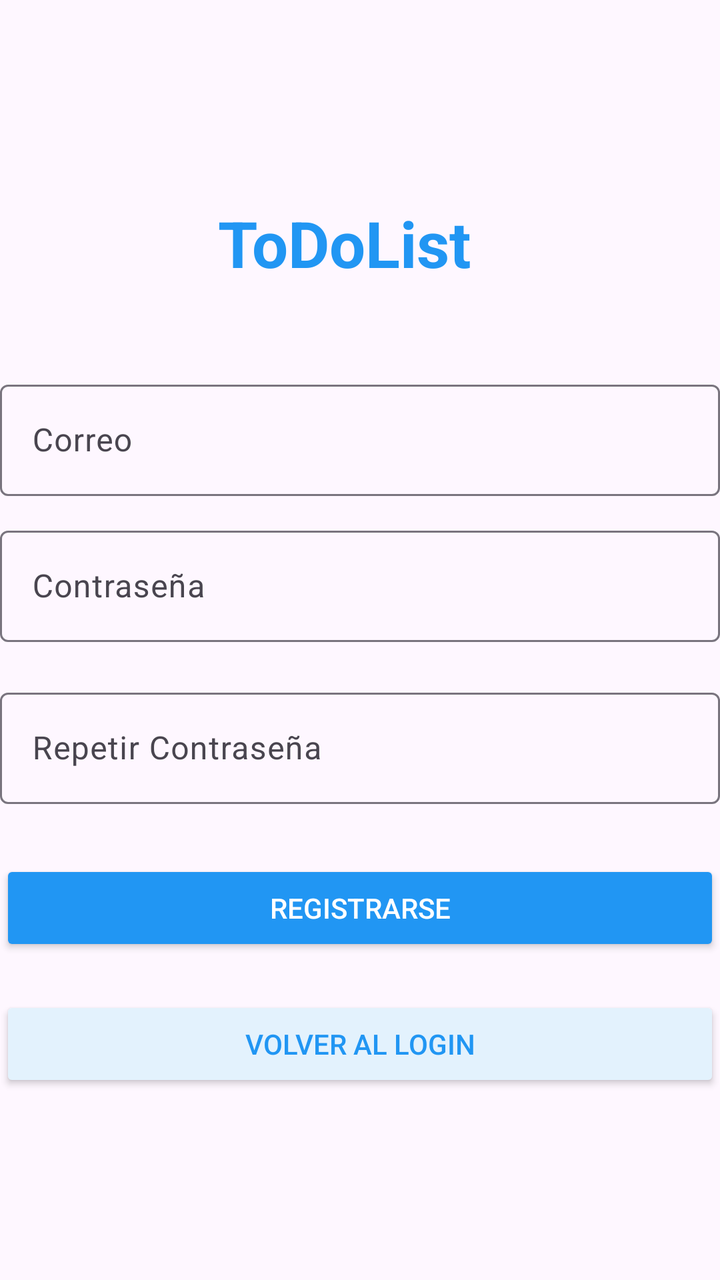
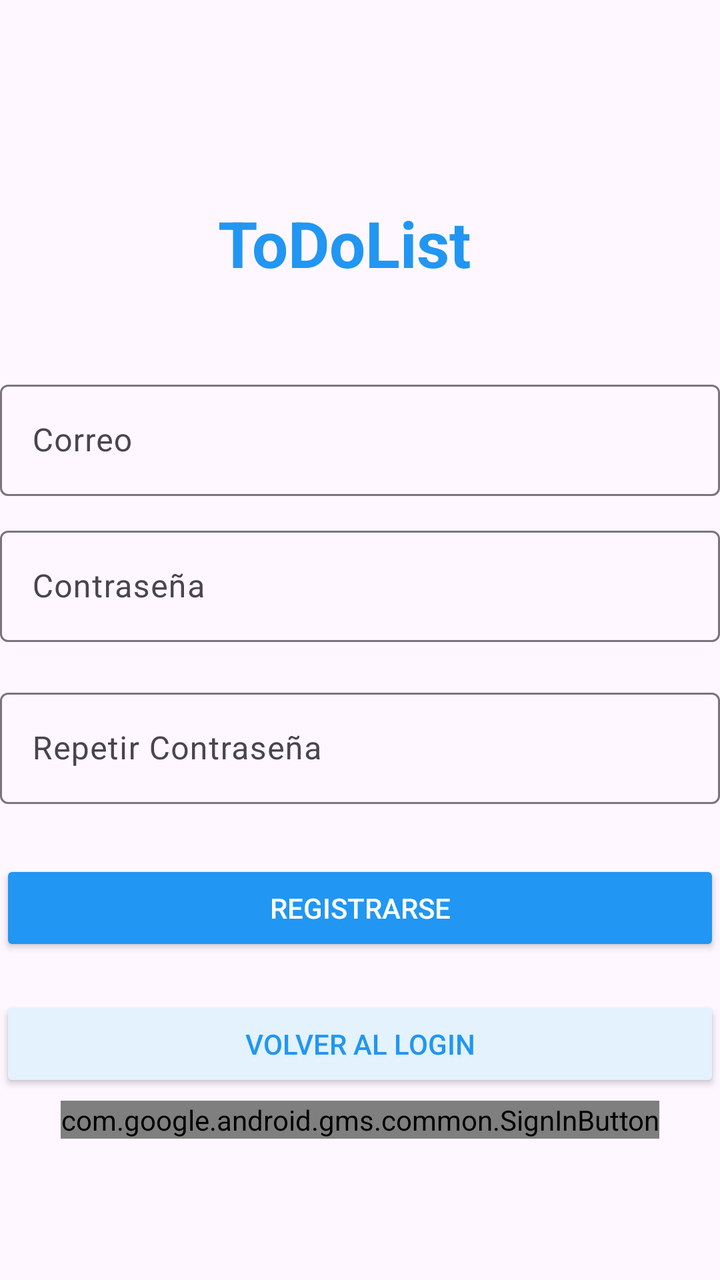

The first picture is an Android layout as it rendered before a commit; the second is the same layout after the commit. The layout source and the unified diff follow.
<!-- AndroidManifest.xml: application theme Theme.ToDoList -->
<!-- res/layout/fragment_register.xml -->
<?xml version="1.0" encoding="utf-8"?>
<androidx.constraintlayout.widget.ConstraintLayout xmlns:android="http://schemas.android.com/apk/res/android"
    xmlns:app="http://schemas.android.com/apk/res-auto"
    xmlns:tools="http://schemas.android.com/tools"
    android:layout_width="match_parent"
    android:layout_height="match_parent"
    tools:context=".Login.RegisterFragment">

    <TextView
        android:id="@+id/titulo"
        android:layout_width="wrap_content"
        android:layout_height="wrap_content"
        android:layout_marginTop="100dp"
        android:text="ToDoList"
        android:textColor="#2196F3"
        android:textSize="32sp"
        android:textStyle="bold"
        app:layout_constraintHorizontal_bias="0.466"
        app:layout_constraintLeft_toLeftOf="parent"
        app:layout_constraintRight_toRightOf="parent"
        app:layout_constraintTop_toTopOf="parent" />

    <com.google.android.material.textfield.TextInputLayout
        android:id="@+id/textInputLayout"
        android:layout_width="match_parent"
        android:layout_height="wrap_content"
        android:layout_marginTop="44dp"
        app:layout_constraintTop_toBottomOf="@id/titulo"
        tools:layout_editor_absoluteX="-9dp">

        <com.google.android.material.textfield.TextInputEditText
            android:id="@+id/correo"
            android:layout_width="match_parent"
            android:layout_height="wrap_content"
            android:hint="Correo"
            android:inputType="text" />
    </com.google.android.material.textfield.TextInputLayout>

    <com.google.android.material.textfield.TextInputLayout
        android:id="@+id/textInputLayout2"
        android:layout_width="match_parent"
        android:layout_height="wrap_content"
        android:layout_marginTop="12dp"
        app:layout_constraintTop_toBottomOf="@+id/textInputLayout"
        tools:layout_editor_absoluteX="-9dp">

        <com.google.android.material.textfield.TextInputEditText
            android:id="@+id/contrasena"
            android:layout_width="match_parent"
            android:layout_height="wrap_content"
            android:hint="Contraseña"
            android:inputType="textPassword" />
    </com.google.android.material.textfield.TextInputLayout>

    <com.google.android.material.textfield.TextInputLayout
        android:id="@+id/textInputLayout3"
        android:layout_width="match_parent"
        android:layout_height="wrap_content"
        android:layout_marginTop="20dp"
        app:layout_constraintTop_toBottomOf="@+id/textInputLayout2"
        tools:layout_editor_absoluteX="-9dp">

        <com.google.android.material.textfield.TextInputEditText
            android:id="@+id/repetirContrasena"
            android:layout_width="match_parent"
            android:layout_height="wrap_content"
            android:hint="Repetir Contraseña"
            android:inputType="textPassword" />
    </com.google.android.material.textfield.TextInputLayout>

    <Button
        android:id="@+id/registroButton"
        android:layout_width="match_parent"
        android:layout_height="wrap_content"
        android:layout_marginTop="28dp"
        android:backgroundTint="#2196F3"
        android:text="Registrarse"
        android:textColor="#FFFFFF"
        app:layout_constraintTop_toBottomOf="@+id/textInputLayout3"
        tools:layout_editor_absoluteX="-9dp" />

    <Button
        android:id="@+id/volverLogin"
        android:layout_width="match_parent"
        android:layout_height="wrap_content"
        android:layout_marginTop="20dp"
        android:backgroundTint="#E3F2FD"
        android:text="Volver al Login"
        android:textColor="#2196F3"
        app:layout_constraintTop_toBottomOf="@+id/registroButton"
        tools:layout_editor_absoluteX="-9dp" />

</androidx.constraintlayout.widget.ConstraintLayout>
<!-- resources referenced by this layout -->
<resources>
  <style name="Theme.ToDoList" parent="Base.Theme.ToDoList" />
  <style name="Base.Theme.ToDoList" parent="Theme.Material3.DayNight.NoActionBar">
          
          
      </style>
</resources>

<!-- the commit's change to res/layout/fragment_register.xml (unified diff, before → after) -->
@@ -90,4 +90,14 @@
         app:layout_constraintTop_toBottomOf="@+id/registroButton"
         tools:layout_editor_absoluteX="-9dp" />
 
+    <com.google.android.gms.common.SignInButton
+        android:id="@+id/googleSignInButton"
+        android:layout_width="wrap_content"
+        android:layout_height="wrap_content"
+        app:layout_constraintBottom_toBottomOf="parent"
+        app:layout_constraintEnd_toEndOf="parent"
+        app:layout_constraintStart_toStartOf="parent"
+        app:layout_constraintTop_toTopOf="parent"
+        app:layout_constraintVertical_bias="0.886" />
+
 </androidx.constraintlayout.widget.ConstraintLayout>
